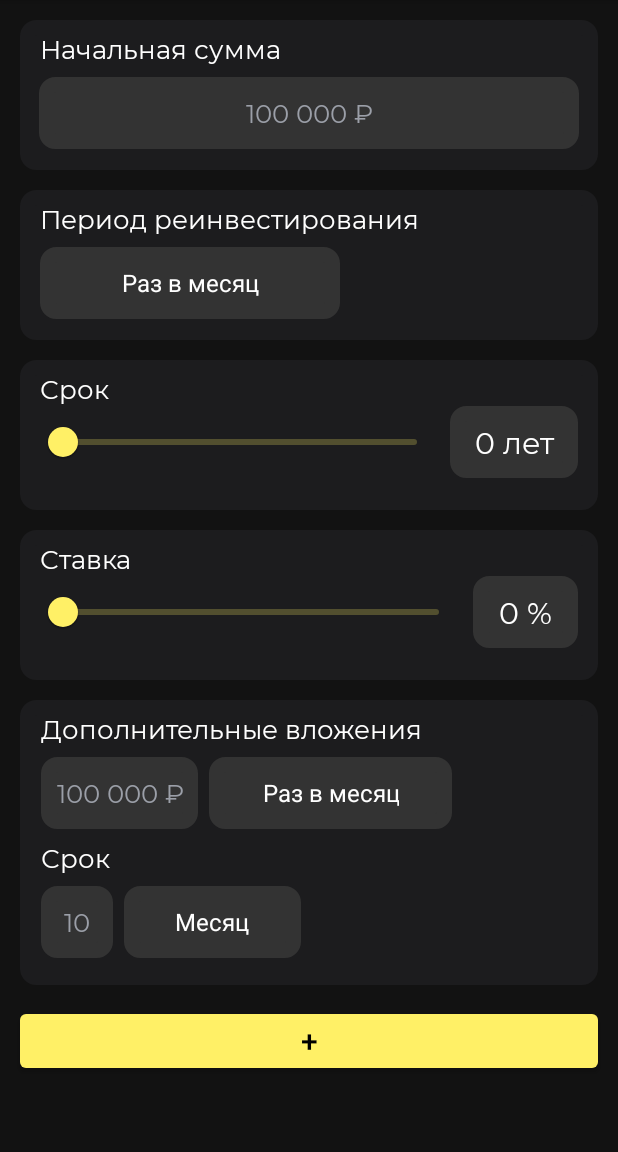
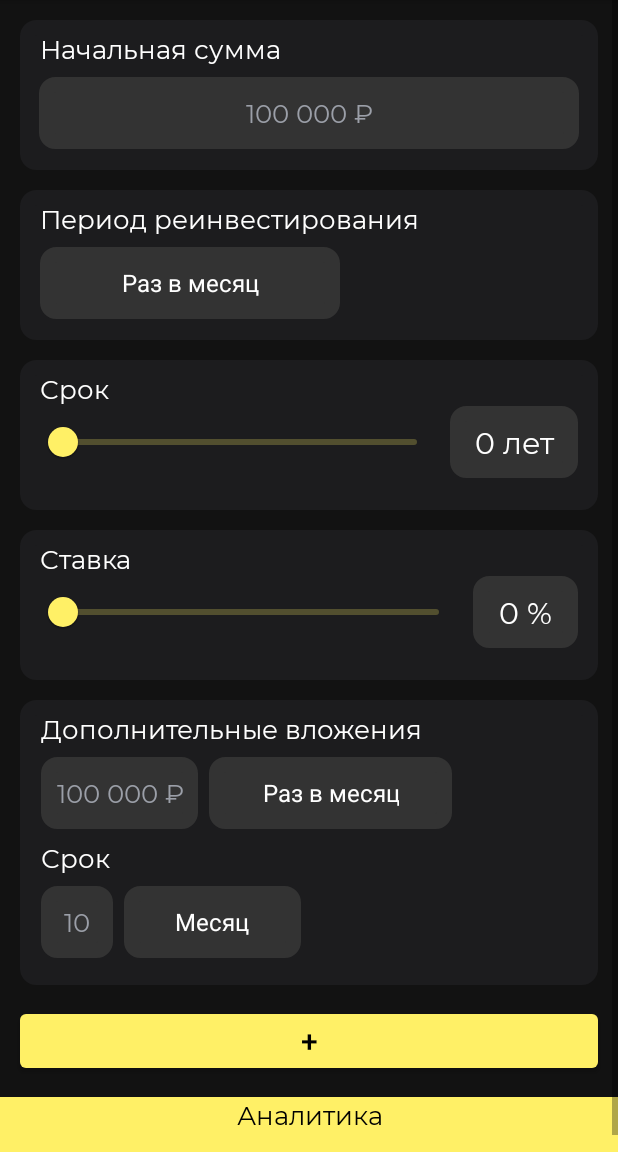
Before and after one commit to MironBano/MoneyMeter, an Android app: the CompoundInterest screen opened directly, with no data from a screen before it, on a phone screen of 412 x 824 dp, the part 84-1236 px from its top. Run offline under Robolectric (Android 15) with nearby library versions, the phone set to English and light mode, and no system bars.

Commit message:
anal part started

```diff
--- a/app/src/main/res/layout/compoundinteresttest.xml
+++ b/app/src/main/res/layout/compoundinteresttest.xml
@@ -597,7 +597,23 @@
                 android:textSize="20sp"
                 app:layout_constraintEnd_toEndOf="parent"
                 app:layout_constraintStart_toStartOf="parent"
-                app:layout_constraintTop_toBottomOf="@id/backAdditionalAttachments3" />
+                app:layout_constraintTop_toBottomOf="@id/backAdditionalAttachments3"
+                />
+
+            <TextView
+                android:id="@+id/analitics"
+                android:layout_width="match_parent"
+                android:layout_height="48dp"
+                app:layout_constraintTop_toBottomOf="@id/plusButton"
+                android:layout_marginTop="13dp"
+
+                android:background="@color/yellow"
+                android:textColor="@color/black"
+                android:text="@string/analitics"
+                style="@style/TextPrimary"
+                android:textAlignment="center"
+                />
+
 
 
         </androidx.constraintlayout.widget.ConstraintLayout>
--- a/app/src/main/res/values/strings.xml
+++ b/app/src/main/res/values/strings.xml
@@ -25,4 +25,5 @@
     <string name="additionalAttachments">Дополнительные вложения</string>
     <string name="term">Срок</string>
     <string name="cross">×</string>
+    <string name="analitics">Аналитика</string>
 </resources>
```
